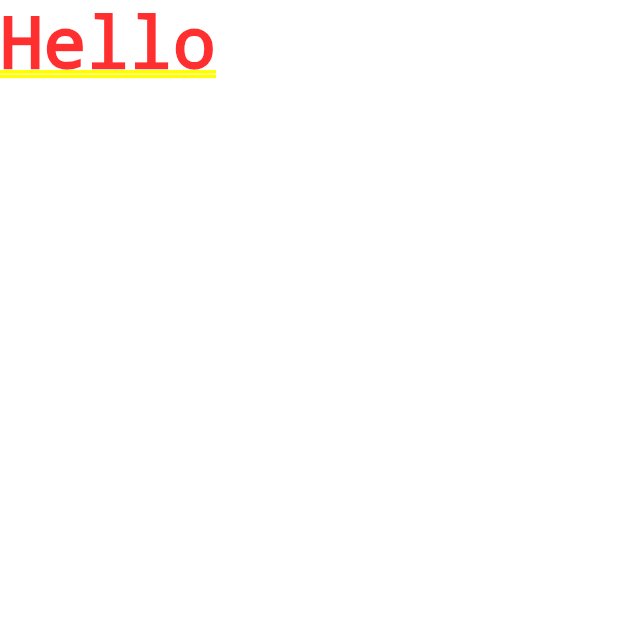
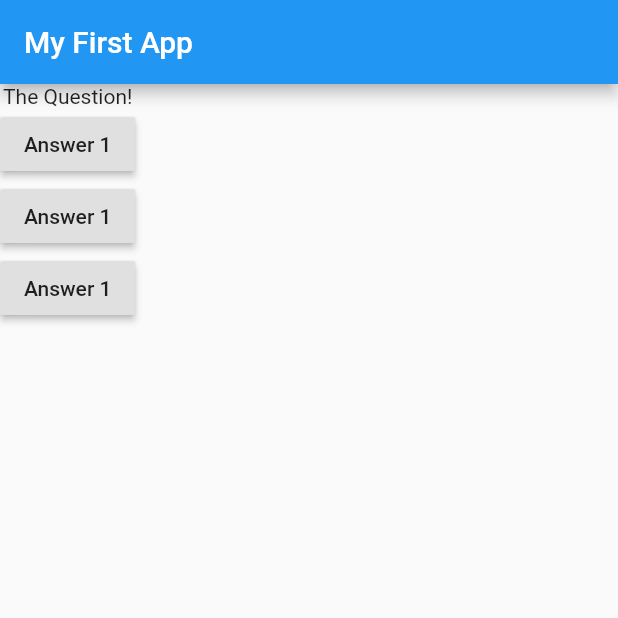
Before and after one commit to xWReXx/FlutterBasics, a Flutter app: the screen it shows after launch, on a phone screen of 412 x 824 dp, the top half of it. Run offline on Flutter 3.47's test engine with Material 2 defaults, Android fonts, the phone set to English and light mode, and no system bars.

Commit message:
added basic buttons and coloumns to app

```diff
--- a/lib/main.dart
+++ b/lib/main.dart
@@ -1,11 +1,41 @@
 import 'package:flutter/material.dart';
 
-void main(){
-  runApp(MyApp());
+// void main(){
+//   runApp(MyApp());
+// }
+
+void main()=> runApp(MyApp());
+
+class MyApp extends StatelessWidget {
+void answerQuestions() {
+  print('Answer Chosen!');
 }
 
-class MyApp extends StatelessWidget {
+  @override
   Widget build(BuildContext context) {
-    return MaterialApp(home: Text('Hello'),);
+    // var questions = ['who?', 'what?', 'why?'];
+    return MaterialApp(
+      home: Scaffold (
+        appBar: AppBar(title: Text('My First App'),
+        ),
+        body: Column (
+          children: [
+            Text('The Question!'),
+            RaisedButton(
+              child: Text('Answer 1'),
+              onPressed: answerQuestions,
+            ),
+            RaisedButton(
+              child: Text('Answer 1'),
+              onPressed: answerQuestions,
+            ),
+            RaisedButton(
+              child: Text('Answer 1'),
+              onPressed: answerQuestions,
+            ),
+          ]
+        ),
+      )
+    );
   }
 }
```
